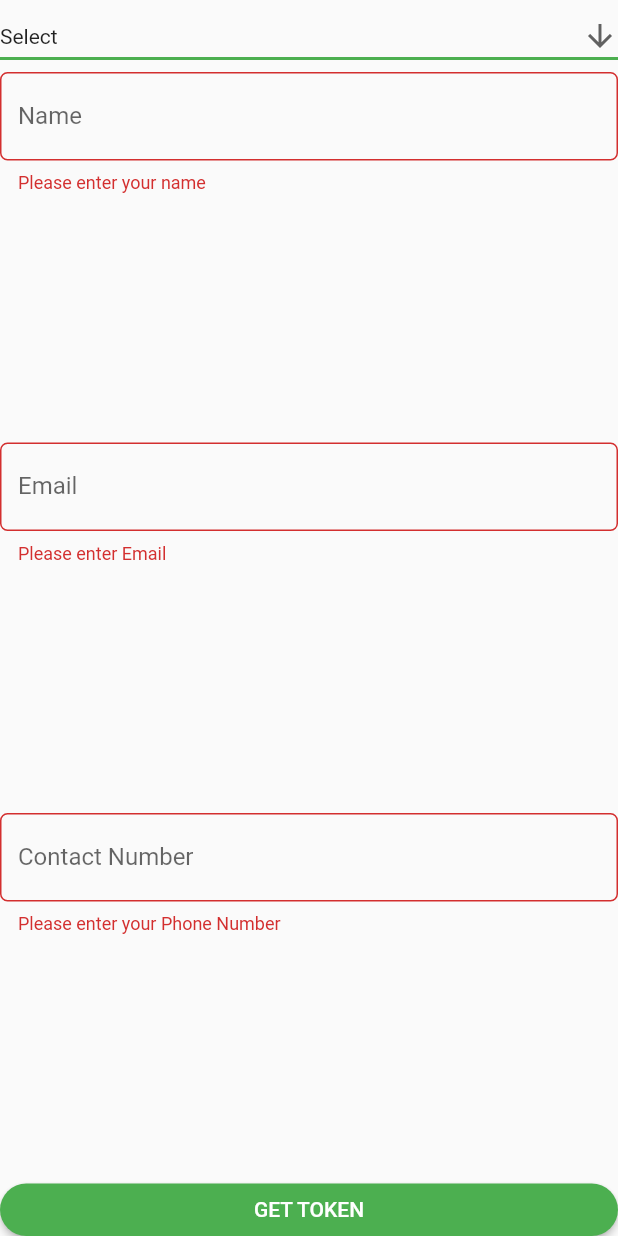
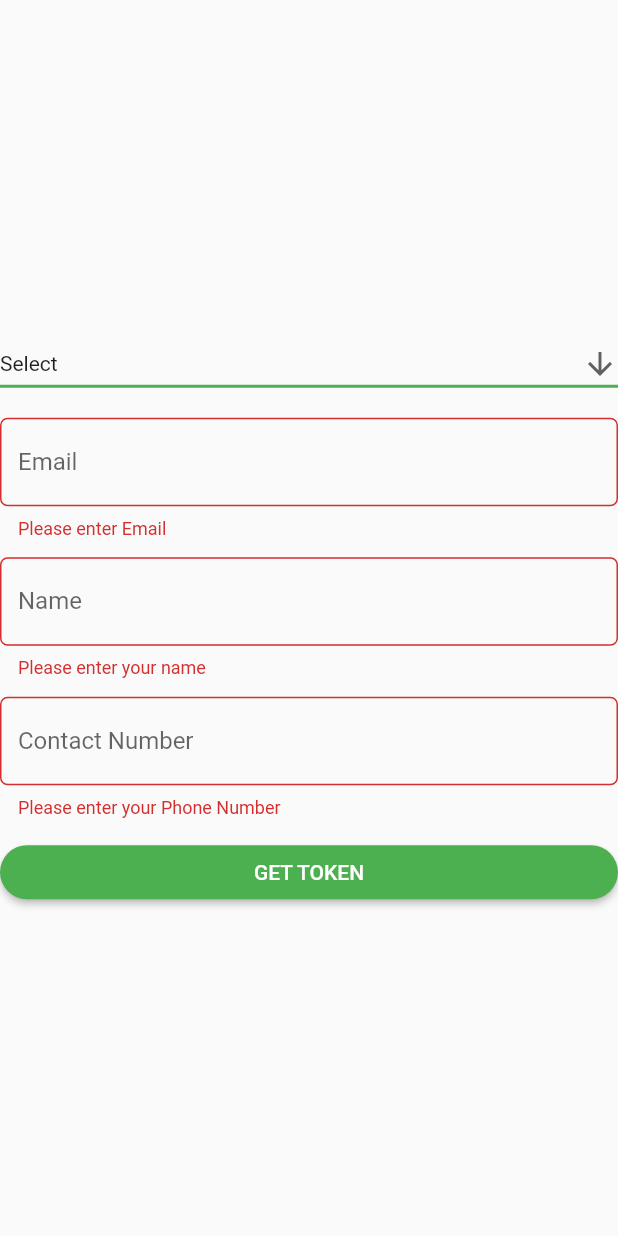
Before and after one commit to farhanch67/E_Token_System_App_flutter, a Flutter app: the InputToken widget shown alone on an empty page, opened directly, after a tap on "GET TOKEN", on a phone screen of 412 x 824 dp. Run offline on Flutter 3.47's test engine with Material 2 defaults, Android fonts, the phone set to English and light mode, and no system bars; our stand-ins replace animated_splash_screen.

```diff
--- a/lib/Home_Form.dart
+++ b/lib/Home_Form.dart
@@ -1,4 +1,5 @@
 import 'package:flutter/material.dart';
+import 'package:flutter/rendering.dart';
 
 class InputToken extends StatefulWidget {
   @override
@@ -13,9 +14,11 @@ class _InputTokenState extends State<InputToken> {
   Widget build(BuildContext context) {
     return Form(
       key: _formkey,
+      child: Center(
+        child: SingleChildScrollView(
           child: Column(
+            // child: Column(
             mainAxisAlignment: MainAxisAlignment.spaceEvenly,
-
             children: [
               DropdownButton<String>(
                 isExpanded: true,
@@ -41,11 +44,32 @@ class _InputTokenState extends State<InputToken> {
                   );
                 }).toList(),
               ),
-          Expanded(
-            child: TextFormField(
+              SizedBox(
+                height: 12,
+              ),
+              TextFormField(
                 validator: (String value) {
-                if (value.isEmpty)
+                  if (value.isEmpty) {
+                    return 'Please enter Email';
+                  }
+                  return null;
+                },
+                decoration: InputDecoration(
+                  labelText: 'Email',
+                  border: OutlineInputBorder(
+                    borderRadius: BorderRadius.circular(5),
+                  ),
+                ),
+              ),
+              SizedBox(
+                height: 12,
+              ),
+              TextFormField(
+                validator: (String value) {
+                  if (value.isEmpty) {
                     return 'Please enter your name';
+                  }
+                  return null;
                 },
                 decoration: InputDecoration(
                   labelText: 'Name',
@@ -54,28 +78,15 @@ class _InputTokenState extends State<InputToken> {
                   ),
                 ),
               ),
+              SizedBox(
+                height: 12,
               ),
-          Expanded(
-            child: TextFormField(
+              TextFormField(
                 validator: (String value) {
-                if (value.isEmpty) {
-                  return 'Please enter Email';
-                }
-              },
-              decoration: InputDecoration(
-                labelText: 'Email',
-                border: OutlineInputBorder(
-                  borderRadius: BorderRadius.circular(5),
-                ),
-              ),
-            ),
-          ),
-          Expanded(
-            child: TextFormField(
-              validator: ( String value) {
                   if (value.isEmpty) {
                     return 'Please enter your Phone Number';
                   }
+                  return null;
                 },
                 decoration: InputDecoration(
                   labelText: 'Contact Number',
@@ -84,21 +95,27 @@ class _InputTokenState extends State<InputToken> {
                   ),
                 ),
               ),
+              SizedBox(
+                height: 12,
               ),
               Container(
                 width: double.infinity,
-            height: 35,
+                // height: 35,
                 child: RaisedButton(
                   color: Colors.green,
                   onPressed: () {
                     setState(() {
                       if (_formkey.currentState.validate());
+                    return null;
                     }
                     );
                   },
-              child: Text('GET TOKEN', style: TextStyle(
+                  child: Text(
+                    'GET TOKEN',
+                    style: TextStyle(
                       color: Colors.white,
-              ),),
+                    ),
+                  ),
                   shape: RoundedRectangleBorder(
                     borderRadius: BorderRadius.circular(20),
                   ),
@@ -106,6 +123,8 @@ class _InputTokenState extends State<InputToken> {
               ),
             ],
           ),
+        ),
+      ),
     );
   }
 }
```
Also changed, not shown: lib/Token_List.dart (+30 -1 lines), lib/homeScreen.dart (+11 -3 lines), lib/login_screen.dart (added, +32 -0 lines). Lines whose indentation alone changed are shown as unchanged.
